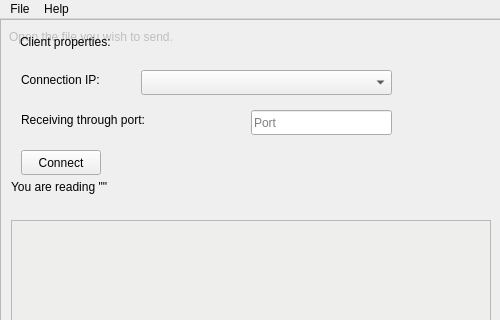
This is mainwindow.ui in jvfabri/tcpcomm as Qt 5 draws it before an edit; both pictures show x 0 to 500 and y 0 to 320 of the 500 by 550 pixel window. The edited form follows.
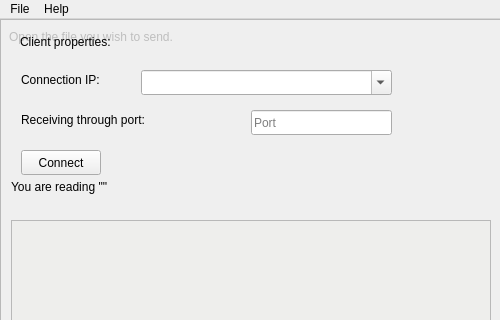
This is the edited form.

Patch:
```diff
--- a/mainwindow.ui
+++ b/mainwindow.ui
@@ -729,6 +729,9 @@
          <height>25</height>
         </rect>
        </property>
+       <property name="editable">
+        <bool>true</bool>
+       </property>
       </widget>
       <widget class="QLabel" name="text_status">
        <property name="geometry">
```
